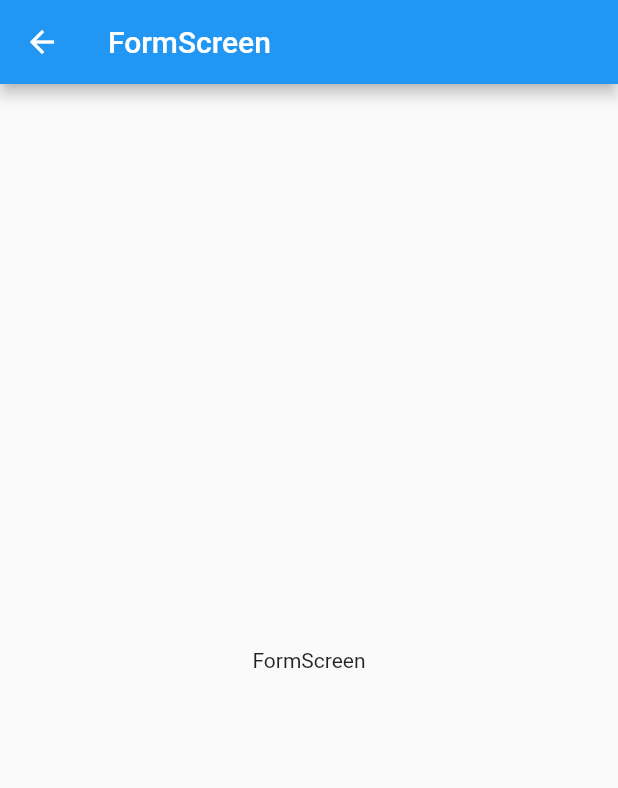
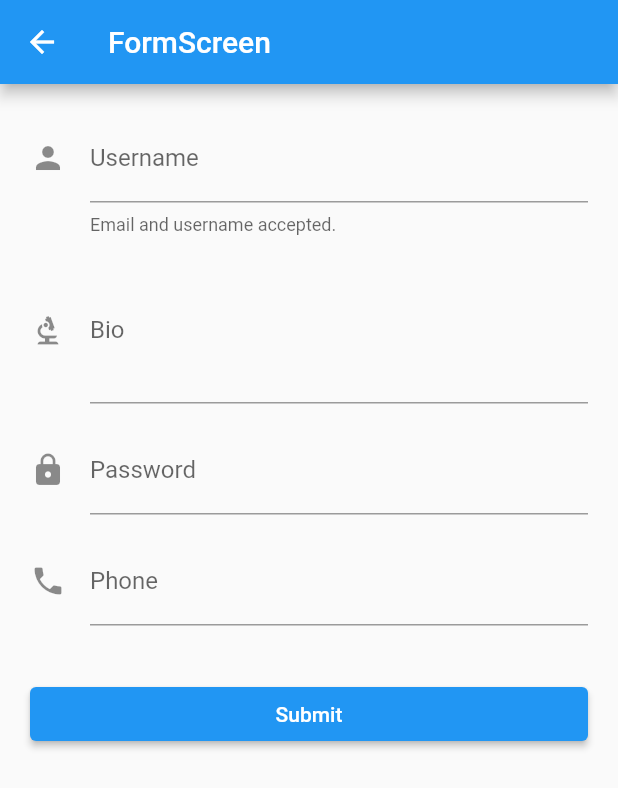
Before and after one commit to sudeepthapa/learning-flutter, a Flutter app: the FormScreen screen opened directly, on a phone screen of 412 x 824 dp. Shown: the top 788 px of the screen. Run offline on Flutter 3.47's test engine with Material 2 defaults, Android fonts, the phone set to English and light mode, and no system bars; network calls fail.

Commit message:
form element handled

```diff
--- a/lib/screens/form_screen.dart
+++ b/lib/screens/form_screen.dart
@@ -1,7 +1,14 @@
 import 'package:flutter/material.dart';
 
-class FormScreen extends StatelessWidget {
+class FormScreen extends StatefulWidget {
   const FormScreen({Key? key}) : super(key: key);
+
+  @override
+  State<FormScreen> createState() => _FormScreenState();
+}
+
+class _FormScreenState extends State<FormScreen> {
+  final TextEditingController _usernameController = TextEditingController();
 
   @override
   Widget build(BuildContext context) {
@@ -9,7 +16,61 @@ class FormScreen extends StatelessWidget {
       appBar: AppBar(
         title: const Text('FormScreen'),
       ),
-      body: const Center(child: Text('FormScreen')),
+      body: ListView(
+        padding: const EdgeInsets.all(20),
+        children: [
+          TextField(
+            controller: _usernameController,
+            decoration: InputDecoration(
+              labelText: 'Username',
+              icon: Icon(Icons.person),
+              helperText: 'Email and username accepted.',
+            ),
+          ),
+          SizedBox(
+            height: 15,
+          ),
+          TextField(
+            textCapitalization: TextCapitalization.sentences,
+            maxLines: 3,
+            decoration: InputDecoration(
+              labelText: 'Bio',
+              icon: Icon(Icons.biotech),
+            ),
+          ),
+          SizedBox(
+            height: 15,
+          ),
+          TextField(
+            maxLines: 1,
+            obscureText: true,
+            decoration: InputDecoration(
+              labelText: 'Password',
+              icon: Icon(Icons.lock),
+            ),
+          ),
+          SizedBox(
+            height: 15,
+          ),
+          TextField(
+            maxLines: 1,
+            keyboardType: TextInputType.phone,
+            decoration: InputDecoration(
+              labelText: 'Phone',
+              icon: Icon(Icons.phone),
+            ),
+          ),
+          SizedBox(
+            height: 35,
+          ),
+          ElevatedButton(
+            onPressed: () {
+              print(_usernameController.text);
+            },
+            child: Text('Submit'),
+          )
+        ],
+      ),
     );
   }
 }
```
